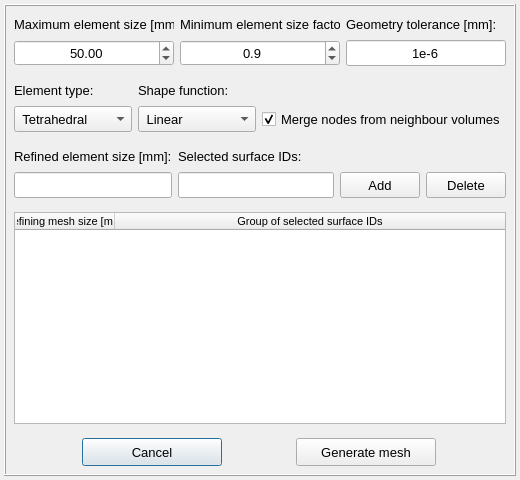
MOPT-UFSC/VIBRA, file vibra/interface/data/ui_files/mesh/mesher_setup.ui: the form before one commit.
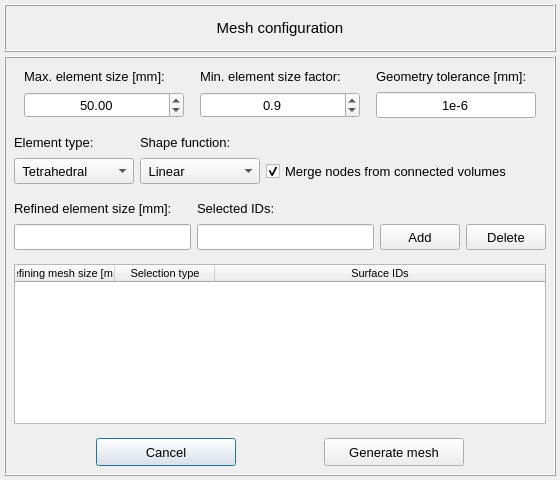
The form after the commit.

Commit message: Add the volume selection in the mesh configuration user interface

The edit to the form file:
```diff
--- a/vibra/interface/data/ui_files/mesh/mesher_setup.ui
+++ b/vibra/interface/data/ui_files/mesh/mesher_setup.ui
@@ -6,7 +6,7 @@
    <rect>
     <x>0</x>
     <y>0</y>
-    <width>520</width>
+    <width>560</width>
     <height>480</height>
    </rect>
   </property>
@@ -18,7 +18,7 @@
   </property>
   <property name="maximumSize">
    <size>
-    <width>520</width>
+    <width>560</width>
     <height>480</height>
    </size>
   </property>
@@ -41,7 +41,7 @@
    <property name="spacing">
     <number>4</number>
    </property>
-   <item row="0" column="0">
+   <item row="1" column="0">
     <widget class="QFrame" name="frame">
      <property name="minimumSize">
       <size>
@@ -51,7 +51,7 @@
      </property>
      <property name="maximumSize">
       <size>
-       <width>520</width>
+       <width>16777215</width>
        <height>480</height>
       </size>
      </property>
@@ -156,7 +156,7 @@
             </font>
            </property>
            <property name="text">
-            <string>Maximum element size [mm]:</string>
+            <string>Max. element size [mm]:</string>
            </property>
           </widget>
          </item>
@@ -264,7 +264,7 @@
             </font>
            </property>
            <property name="text">
-            <string>Minimum element size factor:</string>
+            <string>Min. element size factor:</string>
            </property>
           </widget>
          </item>
@@ -351,7 +351,7 @@
             </font>
            </property>
            <property name="text">
-            <string>Selected surface IDs:</string>
+            <string>Selected IDs:</string>
            </property>
           </widget>
          </item>
@@ -447,6 +447,9 @@
            <attribute name="horizontalHeaderStretchLastSection">
             <bool>true</bool>
            </attribute>
+           <attribute name="verticalHeaderVisible">
+            <bool>false</bool>
+           </attribute>
            <attribute name="verticalHeaderStretchLastSection">
             <bool>false</bool>
            </attribute>
@@ -460,7 +463,15 @@
            </column>
            <column>
             <property name="text">
-             <string>Group of selected surface IDs</string>
+             <string>Selection type</string>
+            </property>
+            <property name="textAlignment">
+             <set>AlignCenter</set>
+            </property>
+           </column>
+           <column>
+            <property name="text">
+             <string>Surface IDs</string>
             </property>
             <property name="textAlignment">
              <set>AlignCenter</set>
@@ -707,7 +718,7 @@
             </font>
            </property>
            <property name="text">
-            <string>Merge nodes from neighbour volumes</string>
+            <string>Merge nodes from connected volumes</string>
            </property>
            <property name="checked">
             <bool>true</bool>
@@ -720,6 +731,66 @@
      </layout>
     </widget>
    </item>
+   <item row="0" column="0">
+    <widget class="QFrame" name="frame_6">
+     <property name="minimumSize">
+      <size>
+       <width>400</width>
+       <height>48</height>
+      </size>
+     </property>
+     <property name="maximumSize">
+      <size>
+       <width>16777215</width>
+       <height>48</height>
+      </size>
+     </property>
+     <property name="frameShape">
+      <enum>QFrame::Box</enum>
+     </property>
+     <property name="frameShadow">
+      <enum>QFrame::Raised</enum>
+     </property>
+     <property name="lineWidth">
+      <number>1</number>
+     </property>
+     <layout class="QGridLayout" name="gridLayout_8">
+      <property name="leftMargin">
+       <number>6</number>
+      </property>
+      <property name="topMargin">
+       <number>6</number>
+      </property>
+      <property name="rightMargin">
+       <number>6</number>
+      </property>
+      <property name="bottomMargin">
+       <number>6</number>
+      </property>
+      <item row="0" column="0">
+       <widget class="QLabel" name="label_8">
+        <property name="font">
+         <font>
+          <family>MS Shell Dlg 2</family>
+          <pointsize>11</pointsize>
+          <weight>50</weight>
+          <bold>false</bold>
+         </font>
+        </property>
+        <property name="text">
+         <string>Mesh configuration</string>
+        </property>
+        <property name="textFormat">
+         <enum>Qt::AutoText</enum>
+        </property>
+        <property name="alignment">
+         <set>Qt::AlignCenter</set>
+        </property>
+       </widget>
+      </item>
+     </layout>
+    </widget>
+   </item>
   </layout>
  </widget>
  <tabstops>
```
Left out of the diff: 4 changed lines with no effect on the pictures. The commit also changes 2 other files.
